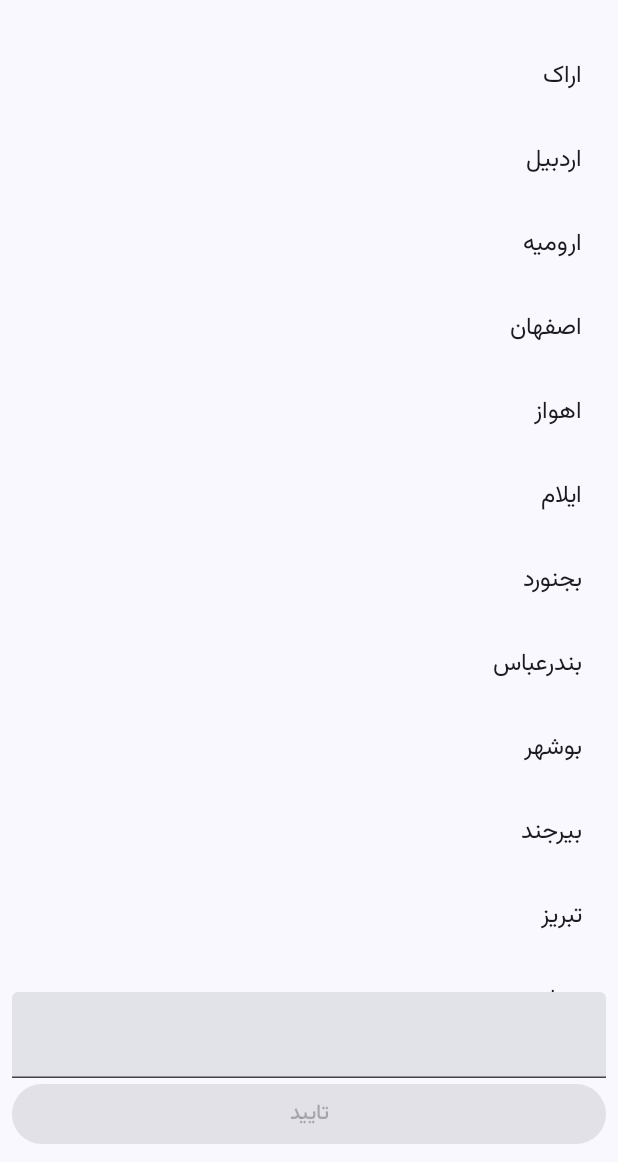
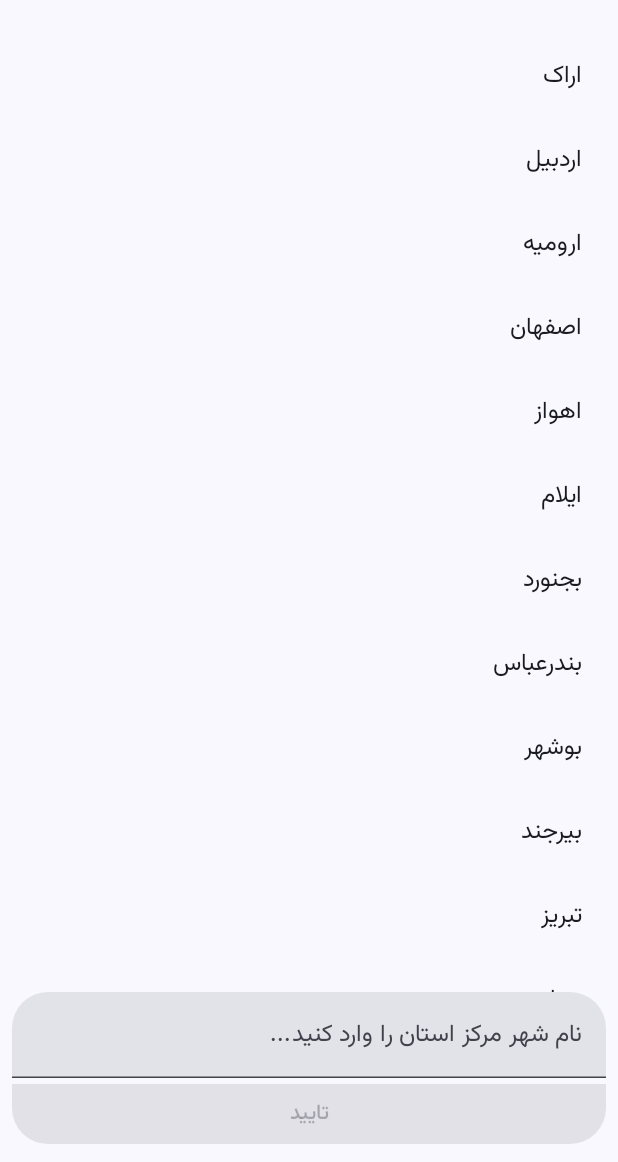
Before and after one commit to farnxxd/ticket-reservation, an Android app built with Jetpack Compose: the screen it shows after launch (MainActivity), on a phone screen of 412 x 824 dp, the part 74-1236 px from its top. Run offline under Robolectric (Android 15) with nearby library versions, the phone set to English and light mode, and no system bars.

Commit message:
ready so far. need to do the color stuff

```diff
--- a/app/src/main/java/com/example/ticketreservation/ui/screens/PickCityScreen.kt
+++ b/app/src/main/java/com/example/ticketreservation/ui/screens/PickCityScreen.kt
@@ -8,6 +8,10 @@ import androidx.compose.foundation.layout.fillMaxWidth
 import androidx.compose.foundation.layout.padding
 import androidx.compose.foundation.lazy.LazyColumn
 import androidx.compose.foundation.lazy.items
+import androidx.compose.foundation.lazy.rememberLazyListState
+import androidx.compose.foundation.shape.RoundedCornerShape
+import androidx.compose.foundation.text.KeyboardActions
+import androidx.compose.foundation.text.KeyboardOptions
 import androidx.compose.material.icons.Icons
 import androidx.compose.material.icons.filled.Done
 import androidx.compose.material3.Button
@@ -21,9 +25,12 @@ import androidx.compose.runtime.CompositionLocalProvider
 import androidx.compose.runtime.getValue
 import androidx.compose.runtime.mutableStateOf
 import androidx.compose.runtime.remember
+import androidx.compose.runtime.rememberCoroutineScope
 import androidx.compose.runtime.setValue
 import androidx.compose.ui.Modifier
+import androidx.compose.ui.platform.LocalFocusManager
 import androidx.compose.ui.platform.LocalLayoutDirection
+import androidx.compose.ui.text.input.ImeAction
 import androidx.compose.ui.tooling.preview.Preview
 import androidx.compose.ui.unit.LayoutDirection
 import androidx.compose.ui.unit.dp
@@ -31,6 +38,7 @@ import com.example.ticketreservation.ReservationTopAppBar
 import com.example.ticketreservation.data.local.LocalCityData
 import com.example.ticketreservation.ui.navigation.NavigationDestination
 import com.example.ticketreservation.ui.theme.TicketReservationTheme
+import kotlinx.coroutines.launch
 
 object PickOrgCityDestination : NavigationDestination {
     override val route = "pick_org_city"
@@ -85,6 +93,10 @@ fun PickCity(
     var newSelection by remember { mutableStateOf(selectedCity) }
     var searchQuery by remember { mutableStateOf("") }
     var cities by remember { mutableStateOf(LocalCityData.cities) }
+    val listState = rememberLazyListState()
+    val coroutineScope = rememberCoroutineScope()
+
+    val focusManager = LocalFocusManager.current
 
     Column(
         verticalArrangement = Arrangement.SpaceBetween,
@@ -92,7 +104,11 @@ fun PickCity(
             .fillMaxSize()
             .padding(8.dp)
     ) {
-        LazyColumn(modifier = Modifier.weight(1f)) {
+        LazyColumn(
+            state = listState,
+            reverseLayout = searchQuery.isNotEmpty(),
+            modifier = Modifier.weight(1f)
+        ) {
             items(
                 items = cities,
                 key = { it.first }
@@ -113,15 +129,31 @@ fun PickCity(
             value = searchQuery,
             onValueChange = {
                 searchQuery = it
-                cities = LocalCityData.cities.filter {
-                    it.second.startsWith(searchQuery, ignoreCase = true)
+                cities = LocalCityData.cities.filter { city ->
+                    city.second.startsWith(searchQuery, ignoreCase = true)
+                }
+
+                if (searchQuery.isEmpty()) {
+                    coroutineScope.launch {
+                        listState.scrollToItem(0,0)
+                    }
                 }
             },
-            modifier = Modifier.fillMaxWidth()
+            placeholder = {
+                Text(text = "نام شهر مرکز استان را وارد کنید...")
+            },
+            keyboardOptions = KeyboardOptions(
+                imeAction = ImeAction.Search
+            ),
+            singleLine = true,
+            keyboardActions = KeyboardActions(onSearch = { focusManager.clearFocus() }),
+            modifier = Modifier
+                .fillMaxWidth()
         )
         Button(
             onClick = onConfirmClick,
             enabled = enabled,
+            shape = RoundedCornerShape(bottomStart = 24.dp, bottomEnd = 24.dp),
             modifier = Modifier.fillMaxWidth()
         ) {
             Text(text = "تایید")
--- /dev/null
+++ b/app/src/main/java/com/example/ticketreservation/ui/theme/Shape.kt
@@ -0,0 +1,11 @@
+package com.example.ticketreservation.ui.theme
+
+import androidx.compose.foundation.shape.RoundedCornerShape
+import androidx.compose.material3.Shapes
+import androidx.compose.ui.unit.dp
+
+val shapes = Shapes(
+    extraSmall = RoundedCornerShape(24.dp),
+    medium = RoundedCornerShape(24.dp),
+    extraLarge = RoundedCornerShape(24.dp)
+)
--- a/app/src/main/java/com/example/ticketreservation/ui/theme/Theme.kt
+++ b/app/src/main/java/com/example/ticketreservation/ui/theme/Theme.kt
@@ -53,6 +53,7 @@ fun TicketReservationTheme(
     MaterialTheme(
         colorScheme = colorScheme,
         typography = Typography,
+        shapes = shapes,
         content = content
     )
 }
```
Also changed, not shown: app/src/main/java/com/example/ticketreservation/ui/screens/PickTicketScreen.kt (+13 -1 lines).
